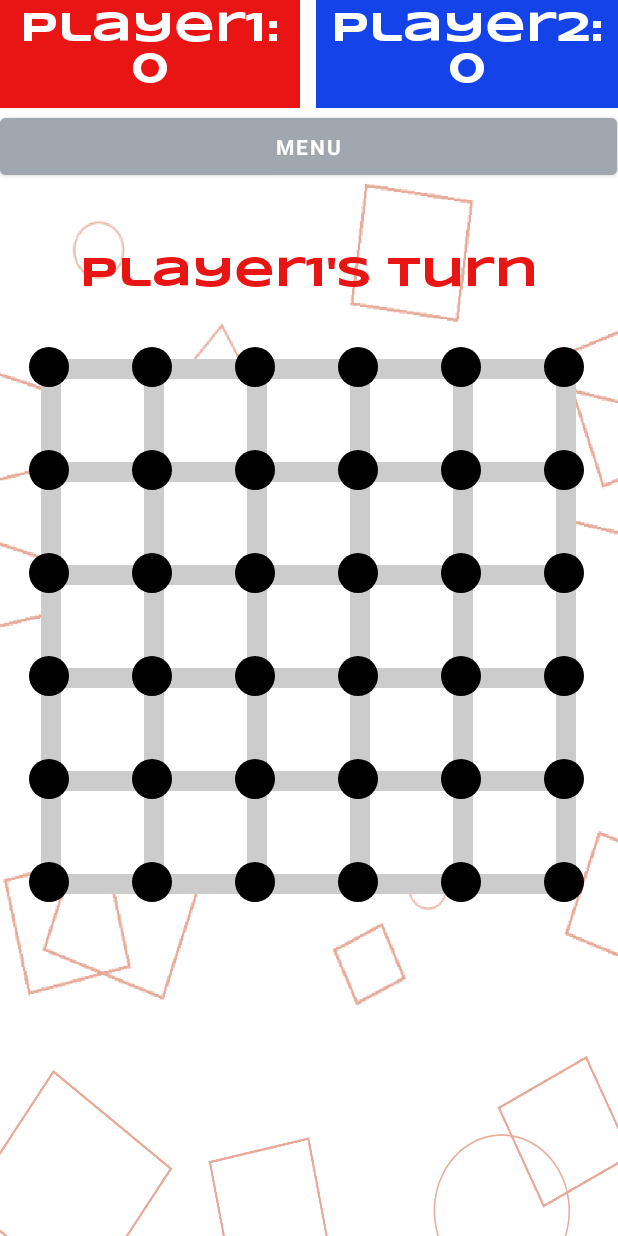
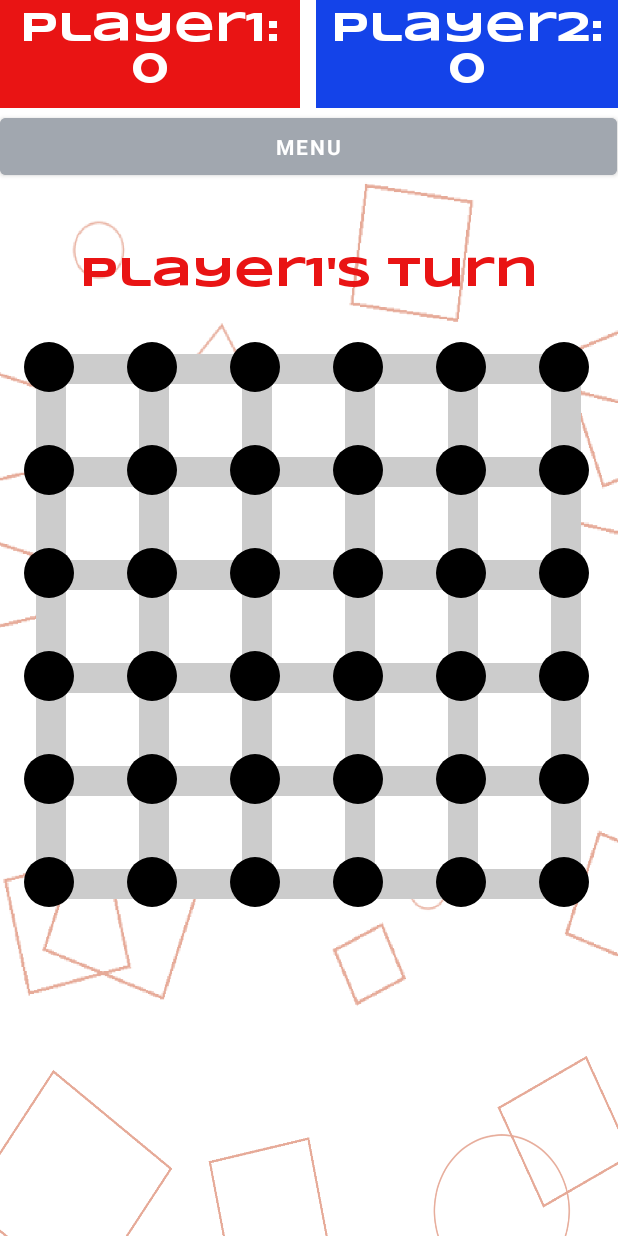
Before and after one commit to ensermuff/475-Dots-and-Boxes, an Android app: the GameActivity screen opened directly, with no data from a screen before it, on a phone screen of 412 x 824 dp. Run offline under Robolectric (Android 15) with nearby library versions, the phone set to English and light mode, and no system bars; Roboto replaces fonts that are not available here.

Commit message:
- Changed line sizes to make it easier to touch

```diff
--- a/app/src/main/java/ensermuff/vcu/edu/cmsc475demo/GameView.java
+++ b/app/src/main/java/ensermuff/vcu/edu/cmsc475demo/GameView.java
@@ -171,7 +171,7 @@ public class GameView extends View {
         for (GridPoint[] p_list : model.getGridPoints()) {
             for (GridPoint p : p_list) {
                 paint.setColor(Color.BLACK);
-                canvas.drawCircle((p.getX()-Line.WIDTH/2) + 10, (p.getY()-Line.WIDTH/2) + 10,20, paint);
+                canvas.drawCircle((p.getX()-Line.WIDTH/2) + 10, (p.getY()-Line.WIDTH/2) + 10,25, paint);
             }
         }
         activity.setPlayerNames();
--- a/app/src/main/java/ensermuff/vcu/edu/cmsc475demo/Line.java
+++ b/app/src/main/java/ensermuff/vcu/edu/cmsc475demo/Line.java
@@ -25,7 +25,7 @@ public class Line {
         this.bounds = new Rect();
         paint = new Paint();
         paint.setColor(Color.LTGRAY);
-        paint.setStrokeWidth(20);
+        paint.setStrokeWidth(30);
     }
 
     public GridPoint getP1() {
```
